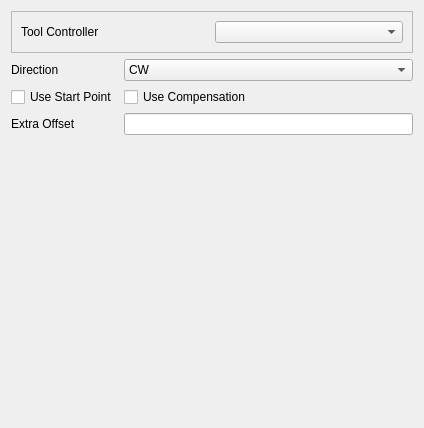
Before: the Qt Designer form src/Mod/Path/Gui/Resources/panels/PageOpContourEdit.ui in berndhahnebach/All_FreeCAD, drawn with Qt 5.
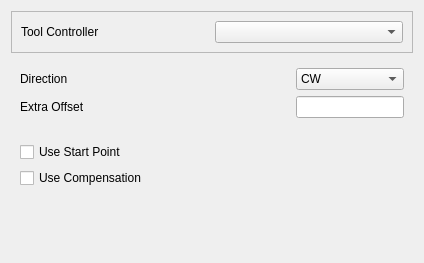
After: the same form once the commit is applied. Custom widgets are drawn as their Qt base class.

The edit to the form file:
```diff
--- a/src/Mod/Path/Gui/Resources/panels/PageOpContourEdit.ui
+++ b/src/Mod/Path/Gui/Resources/panels/PageOpContourEdit.ui
@@ -7,14 +7,14 @@
     <x>0</x>
     <y>0</y>
     <width>424</width>
-    <height>428</height>
+    <height>263</height>
    </rect>
   </property>
   <property name="windowTitle">
    <string>Form</string>
   </property>
-  <layout class="QFormLayout" name="formLayout">
-   <item row="0" column="0" colspan="2">
+  <layout class="QVBoxLayout" name="verticalLayout">
+   <item>
     <widget class="QFrame" name="frame">
      <property name="frameShape">
       <enum>QFrame::StyledPanel</enum>
@@ -36,15 +36,18 @@
      </layout>
     </widget>
    </item>
-   <item row="1" column="0">
-    <widget class="QLabel" name="label_2">
+   <item>
+    <widget class="QWidget" name="widget" native="true">
+     <layout class="QGridLayout" name="gridLayout">
+      <item row="0" column="0">
+       <widget class="QLabel" name="label_4">
      <property name="text">
       <string>Direction</string>
      </property>
     </widget>
    </item>
-   <item row="1" column="1">
-    <widget class="QComboBox" name="direction">
+      <item row="0" column="1">
+       <widget class="QComboBox" name="direction_2">
      <item>
       <property name="text">
        <string>CW</string>
@@ -57,29 +60,58 @@
      </item>
     </widget>
    </item>
-   <item row="2" column="0">
+      <item row="1" column="0">
+       <widget class="QLabel" name="label_5">
+        <property name="text">
+         <string>Extra Offset</string>
+        </property>
+       </widget>
+      </item>
+      <item row="1" column="1">
+       <widget class="Gui::InputField" name="extraOffset">
+        <property name="sizePolicy">
+         <sizepolicy hsizetype="Fixed" vsizetype="Fixed">
+          <horstretch>0</horstretch>
+          <verstretch>0</verstretch>
+         </sizepolicy>
+        </property>
+       </widget>
+      </item>
+     </layout>
+    </widget>
+   </item>
+   <item>
+    <widget class="QWidget" name="widget_2" native="true">
+     <layout class="QGridLayout" name="gridLayout_2">
+      <item row="0" column="0">
     <widget class="QCheckBox" name="useStartPoint">
      <property name="text">
       <string>Use Start Point</string>
      </property>
     </widget>
    </item>
-   <item row="2" column="1">
+      <item row="1" column="0">
     <widget class="QCheckBox" name="useCompensation">
      <property name="text">
       <string>Use Compensation</string>
      </property>
     </widget>
    </item>
-   <item row="3" column="0">
-    <widget class="QLabel" name="label_3">
-     <property name="text">
-      <string>Extra Offset</string>
-     </property>
+     </layout>
     </widget>
    </item>
-   <item row="3" column="1">
-    <widget class="Gui::InputField" name="extraOffset"/>
+   <item>
+    <spacer name="verticalSpacer">
+     <property name="orientation">
+      <enum>Qt::Vertical</enum>
+     </property>
+     <property name="sizeHint" stdset="0">
+      <size>
+       <width>20</width>
+       <height>1</height>
+      </size>
+     </property>
+    </spacer>
    </item>
   </layout>
  </widget>
```
Lines whose indentation alone changed are shown as unchanged.
